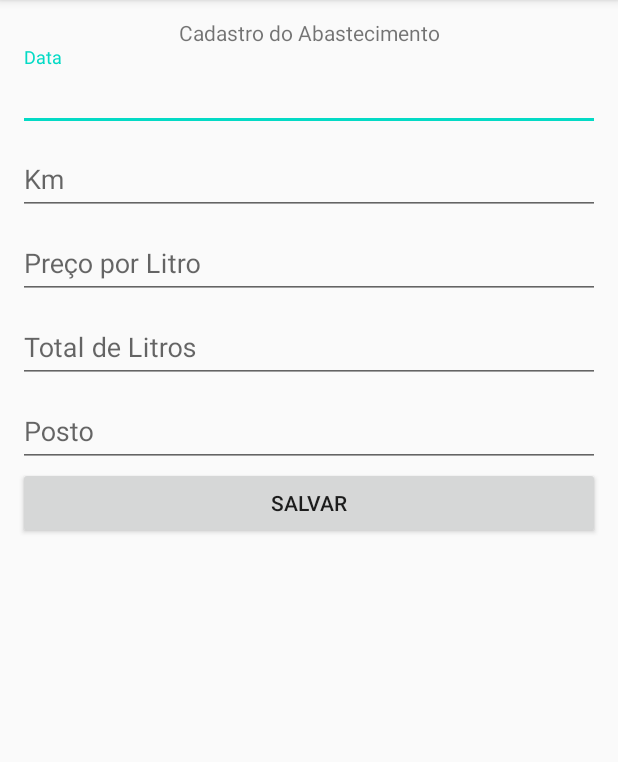
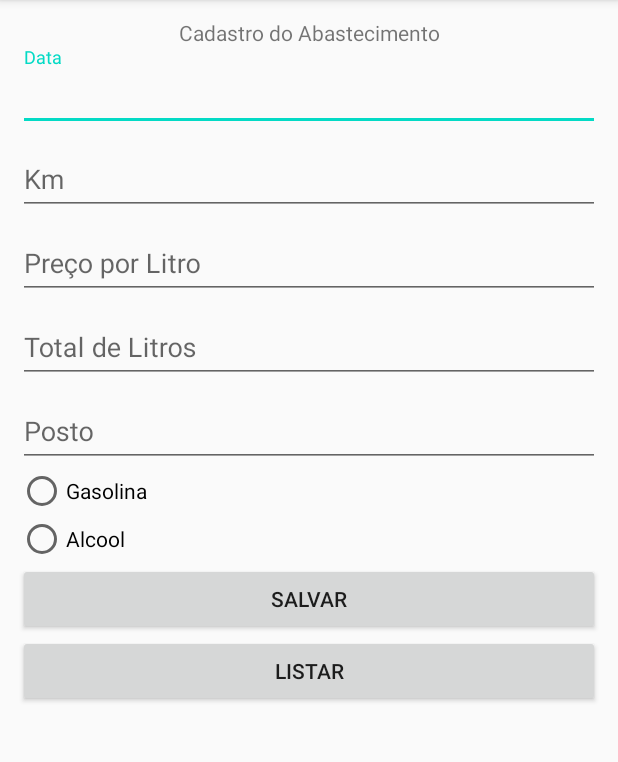
Before and after one commit to filipebevi/Combus, an Android app: the screen it shows after launch (MainActivity), on a phone screen of 412 x 824 dp, the part 84-846 px from its top. Run offline under Robolectric (Android 15) with nearby library versions, the phone set to English and light mode, and no system bars.

Commit message:
com o cadastro alimentando a lista entre as telas

```diff
--- a/app/src/main/res/layout/activity_main.xml
+++ b/app/src/main/res/layout/activity_main.xml
@@ -80,9 +80,35 @@
             android:inputType="textShortMessage" />
     </com.google.android.material.textfield.TextInputLayout>
 
+    <RadioGroup
+        android:id="@+id/radioGroup"
+        android:layout_width="match_parent"
+        android:layout_height="wrap_content">
+
+        <RadioButton
+            android:id="@+id/rbGasolina"
+            android:layout_width="match_parent"
+            android:layout_height="wrap_content"
+            android:text="Gasolina" />
+
+        <RadioButton
+            android:id="@+id/rdAlcool"
+            android:layout_width="match_parent"
+            android:layout_height="wrap_content"
+            android:text="Alcool" />
+    </RadioGroup>
+
     <Button
-        android:id="@+id/button"
+        android:id="@+id/bSalvar"
         android:layout_width="match_parent"
         android:layout_height="wrap_content"
+        android:onClick="salvar"
         android:text="Salvar" />
+
+    <Button
+        android:id="@+id/bListar"
+        android:layout_width="match_parent"
+        android:layout_height="wrap_content"
+        android:onClick="listar"
+        android:text="Listar" />
 </LinearLayout>
```
Also changed, not shown: app/src/main/java/com/example/veiculos/activity/ListagemCombustivel.java (+68 -2 lines), app/src/main/java/com/example/veiculos/activity/MainActivity.java (+46 -0 lines), app/src/main/java/com/example/veiculos/adapter/MyAdapter.java (+22 -7 lines), app/src/main/java/com/example/veiculos/model/Abastecimento.java (+18 -0 lines), app/src/main/res/layout/adapter_lista_combustivel.xml (+26 -19 lines).
